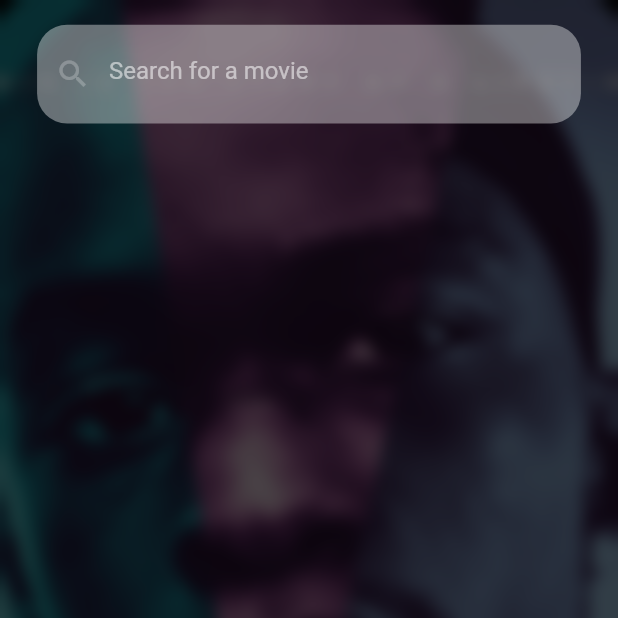
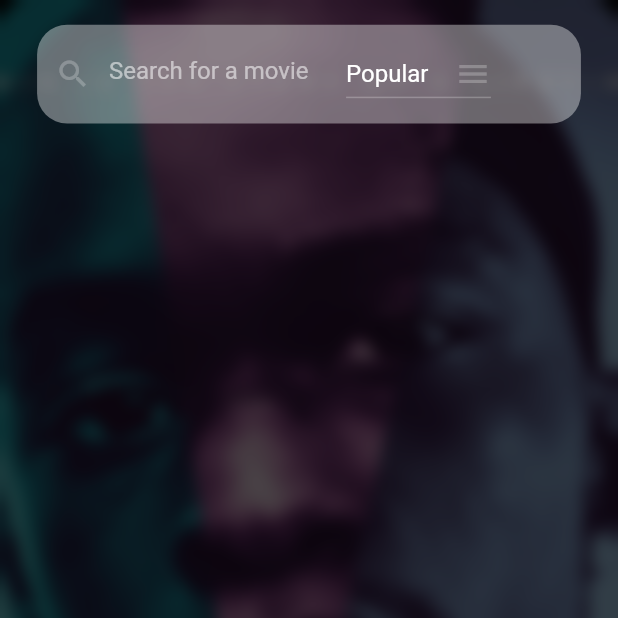
Before and after one commit to StefanRadosavljevic/Movely, a Flutter app: the screen it shows after launch, on a phone screen of 412 x 824 dp, the top half of it. Run offline on Flutter 3.47's test engine with Material 2 defaults, Android fonts, the phone set to English and light mode, and no system bars; our stand-ins replace dio, flutter_riverpod, get_it.

Commit message:
Implemented dropdown

```diff
--- /dev/null
+++ b/lib/models/search_category.dart
@@ -0,0 +1,5 @@
+class SearchCategory {
+  static final String popular = 'Popular';
+  static final String upcoming = 'Upcoming';
+  static final String none = '';
+}
--- a/lib/pages/home_page.dart
+++ b/lib/pages/home_page.dart
@@ -2,6 +2,7 @@ import 'dart:ui';
 
 import 'package:flutter/material.dart';
 import 'package:flutter_riverpod/flutter_riverpod.dart';
+import 'package:moviesapp/models/search_category.dart';
 
 class HomePage extends ConsumerWidget {
   double _deviceHeight;
@@ -84,6 +85,7 @@ class HomePage extends ConsumerWidget {
       child: Row(
         children: [
           _searchFieldWidget(),
+          _categorySelectorWidget(),
         ],
       ),
     );
@@ -112,4 +114,43 @@ class HomePage extends ConsumerWidget {
       ),
     );
   }
+
+  Widget _categorySelectorWidget() {
+    return DropdownButton(
+      dropdownColor: Colors.black38,
+      value: SearchCategory.popular,
+      icon: Icon(
+        Icons.menu,
+        color: Colors.white24,
+      ),
+      underline: Container(
+        height: 1,
+        color: Colors.white24,
+      ),
+      onChanged: (_value) {},
+      items: [
+        DropdownMenuItem(
+          child: Text(
+            SearchCategory.popular,
+            style: TextStyle(color: Colors.white),
+          ),
+          value: SearchCategory.popular,
+        ),
+        DropdownMenuItem(
+          child: Text(
+            SearchCategory.upcoming,
+            style: TextStyle(color: Colors.white),
+          ),
+          value: SearchCategory.upcoming,
+        ),
+        DropdownMenuItem(
+          child: Text(
+            SearchCategory.none,
+            style: TextStyle(color: Colors.white),
+          ),
+          value: SearchCategory.none,
+        ),
+      ],
+    );
+  }
 }
```
